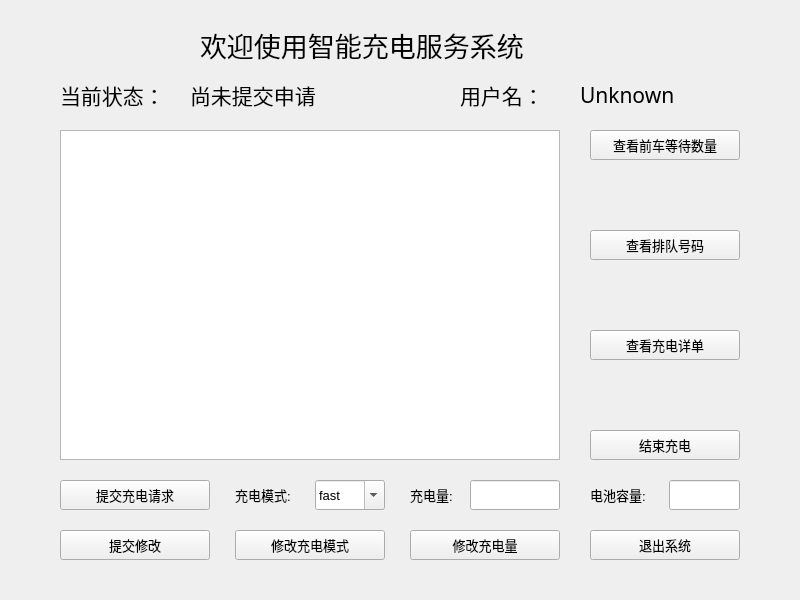
Qt form ChargingUser/workwindow.ui (wjj710/Charging-Pile-System) before a commit.
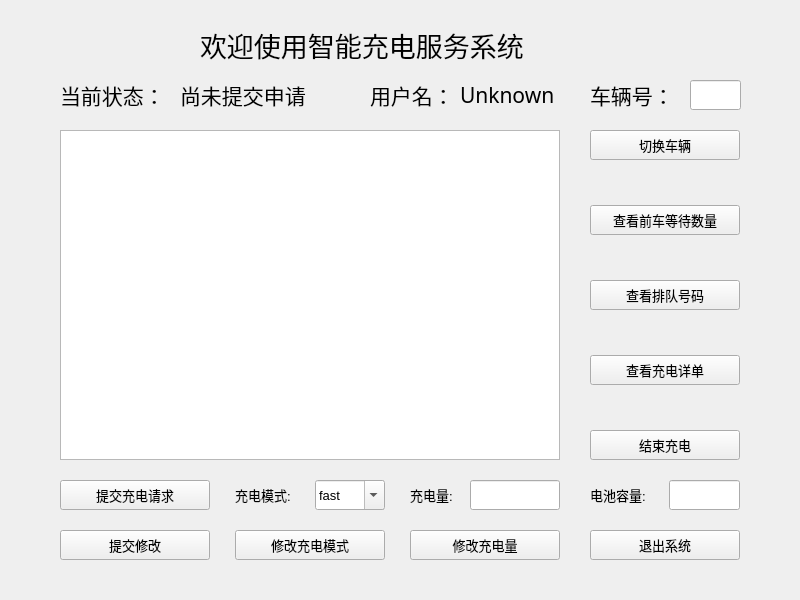
The same form after that commit.

What changed in the file:
```diff
--- a/ChargingUser/workwindow.ui
+++ b/ChargingUser/workwindow.ui
@@ -71,7 +71,7 @@
    <property name="geometry">
     <rect>
      <x>590</x>
-     <y>230</y>
+     <y>280</y>
      <width>150</width>
      <height>30</height>
     </rect>
@@ -89,7 +89,7 @@
    <property name="geometry">
     <rect>
      <x>590</x>
-     <y>130</y>
+     <y>205</y>
      <width>150</width>
      <height>30</height>
     </rect>
@@ -107,7 +107,7 @@
    <property name="geometry">
     <rect>
      <x>590</x>
-     <y>330</y>
+     <y>355</y>
      <width>150</width>
      <height>30</height>
     </rect>
@@ -259,7 +259,7 @@
   <widget class="QLabel" name="stateText">
    <property name="geometry">
     <rect>
-     <x>190</x>
+     <x>180</x>
      <y>80</y>
      <width>161</width>
      <height>30</height>
@@ -278,7 +278,7 @@
   <widget class="QLabel" name="usrLab">
    <property name="geometry">
     <rect>
-     <x>460</x>
+     <x>370</x>
      <y>80</y>
      <width>101</width>
      <height>30</height>
@@ -297,9 +297,9 @@
   <widget class="QLabel" name="usrText">
    <property name="geometry">
     <rect>
-     <x>580</x>
+     <x>460</x>
      <y>80</y>
-     <width>161</width>
+     <width>111</width>
      <height>30</height>
     </rect>
    </property>
@@ -404,6 +404,53 @@
 font: 10pt &quot;Times New Roman&quot;;</string>
    </property>
   </widget>
+  <widget class="QLabel" name="carLab">
+   <property name="geometry">
+    <rect>
+     <x>590</x>
+     <y>80</y>
+     <width>101</width>
+     <height>30</height>
+    </rect>
+   </property>
+   <property name="font">
+    <font>
+     <family>华光隶书_CNKI</family>
+     <pointsize>16</pointsize>
+    </font>
+   </property>
+   <property name="text">
+    <string>车辆号：</string>
+   </property>
+  </widget>
+  <widget class="QPushButton" name="carButton">
+   <property name="geometry">
+    <rect>
+     <x>590</x>
+     <y>130</y>
+     <width>150</width>
+     <height>30</height>
+    </rect>
+   </property>
+   <property name="font">
+    <font>
+     <pointsize>10</pointsize>
+    </font>
+   </property>
+   <property name="text">
+    <string>切换车辆</string>
+   </property>
+  </widget>
+  <widget class="QLineEdit" name="carEdit">
+   <property name="geometry">
+    <rect>
+     <x>690</x>
+     <y>80</y>
+     <width>51</width>
+     <height>30</height>
+    </rect>
+   </property>
+  </widget>
  </widget>
  <resources/>
  <connections/>
```
Left out of the diff: 1 changed line with no effect on the pictures.
